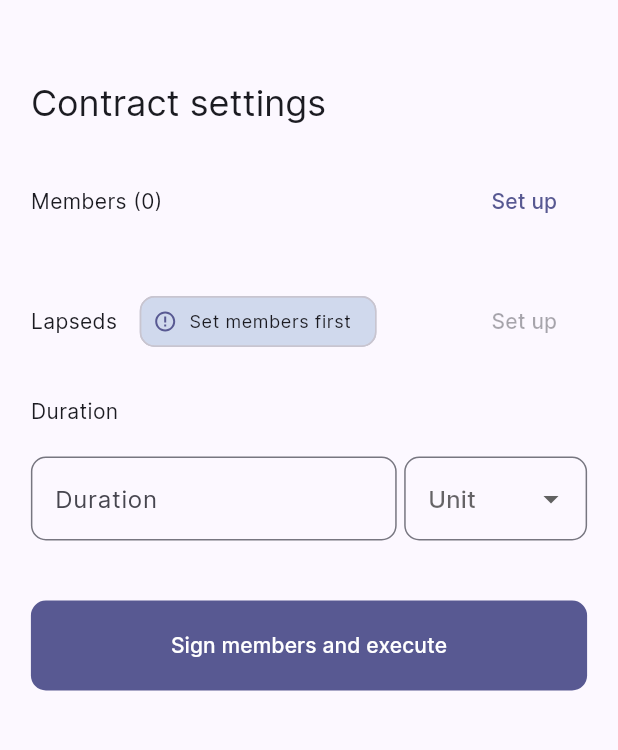
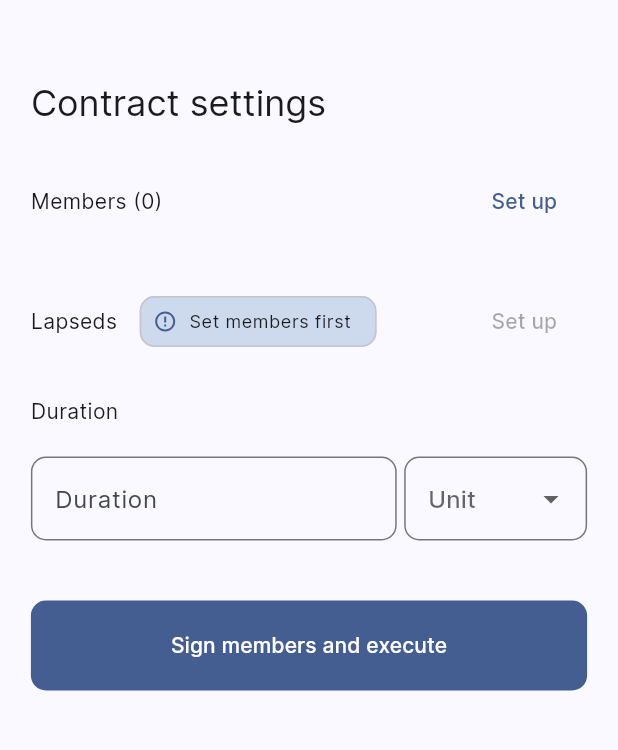
Before and after one commit to pastelcode/automated_payments_on_eth_blockchain_frontend, a Flutter app: the screen it shows after launch, on a phone screen of 412 x 824 dp, the part 94-844 px from its top. Run offline on Flutter 3.47's test engine with Material 2 defaults, Android fonts, the phone set to English and light mode, and no system bars; our stand-ins replace dartz, equatable, flutter_bloc, flutter_remix, flutter_svg, go_router and 1 more.

Commit message:
Change primary color from purple to blue

```diff
--- a/lib/core/theme/theme.dart
+++ b/lib/core/theme/theme.dart
@@ -7,9 +7,7 @@ mixin ApplicationTheme {
   static double get borderRadius => 10;
 
   /// The primary color of the application.
-  static Color get primaryColor => const Color(
-        0xff323370,
-      );
+  static Color get primaryColor => Colors.blueAccent;
 
   /// The height for global app bars.
   static double get appBarHeight => 85;
```
